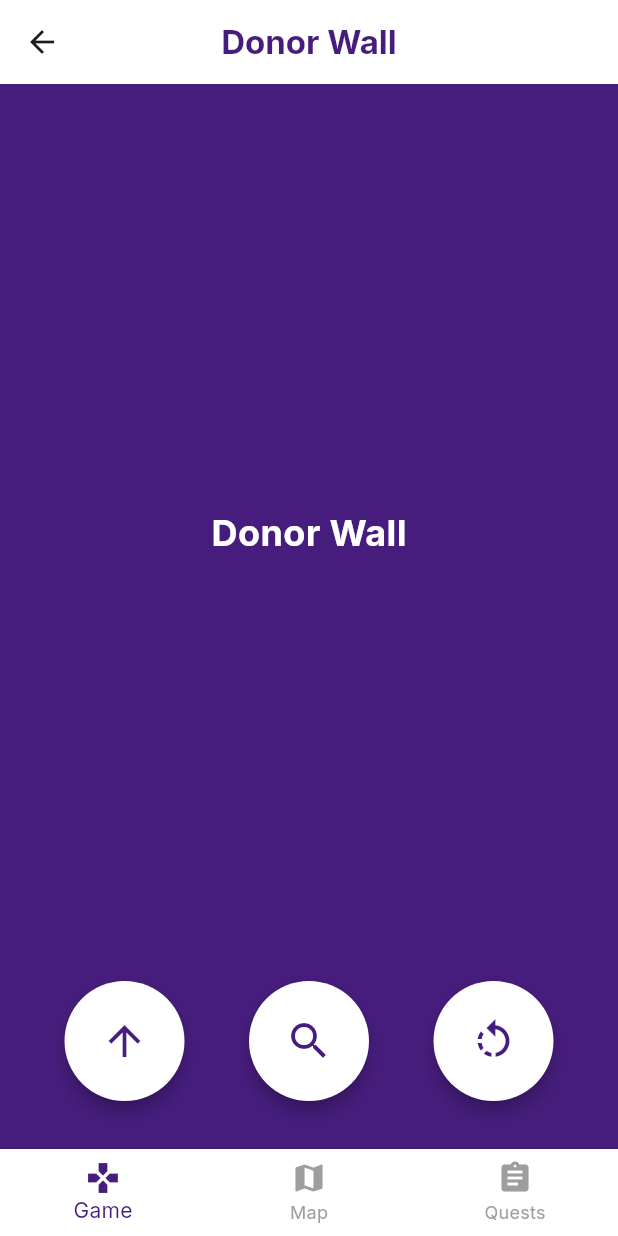
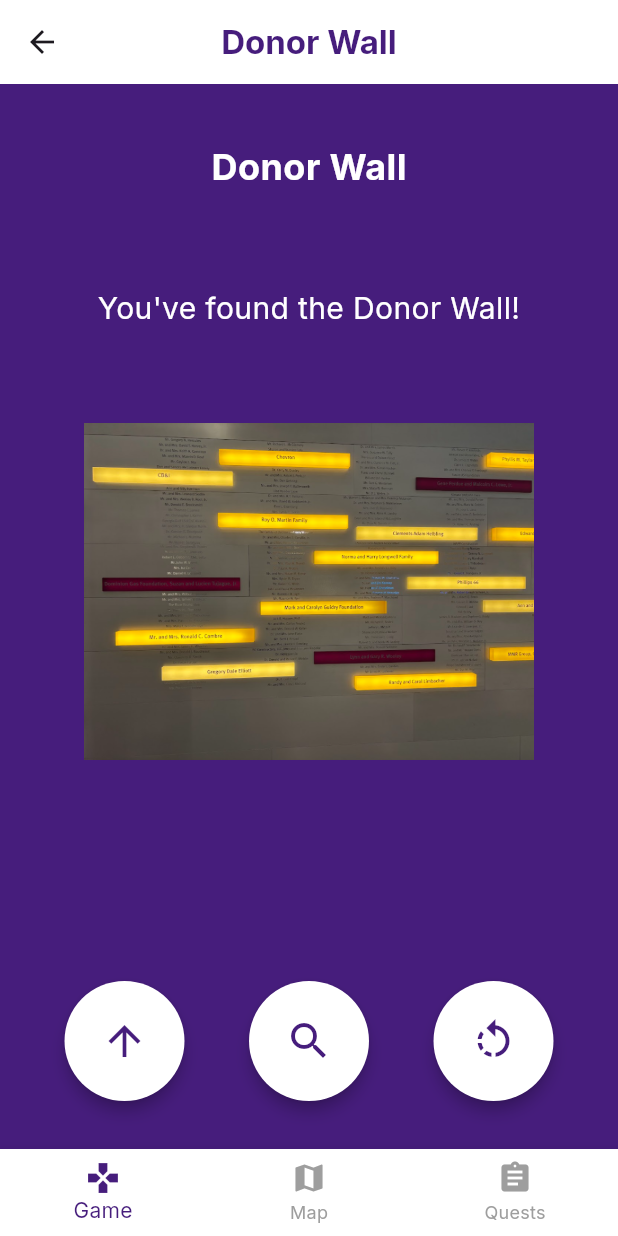
Before and after one commit to AaronAucoin/scavenger_hunt_new, a Flutter app: the DonorWallScreen screen opened directly, on a phone screen of 412 x 824 dp. Run offline on Flutter 3.47's test engine with Material 3 defaults, Android fonts, the phone set to English and light mode, and no system bars; our stand-ins replace google_fonts.

```diff
--- a/lib/basf_lab_screen.dart
+++ b/lib/basf_lab_screen.dart
@@ -3,7 +3,6 @@ import 'map_screen.dart';
 import 'quest_screen.dart';
 import 'donor_wall_screen.dart';
 import 'globalboolean.dart';
-import 'sponsor_question_screen.dart';
 import 'right_hallway_screen.dart';
 
 class BasfLabScreen extends StatefulWidget {
--- a/lib/donor_wall_screen.dart
+++ b/lib/donor_wall_screen.dart
@@ -25,7 +25,7 @@ class _DonorWallScreenState extends State<DonorWallScreen> {
         MaterialPageRoute(builder: (context) => const MapScreen()),
       );
     } else if (index == 2) {
-      _globalState.lastGameScreen = 'DonorWallScreen';
+      _globalState.lastGameScreen = 'EEEEEEEE';
       Navigator.pushReplacement(
         context,
         MaterialPageRoute(builder: (context) => const QuestScreen()),
@@ -66,6 +66,38 @@ class _DonorWallScreenState extends State<DonorWallScreen> {
               ),
             ),
           ),
+          const Padding(
+            padding: EdgeInsets.symmetric(horizontal: 16.0, vertical: 25.0),
+            child: Text(
+              "You've found the Donor Wall!",
+              style: TextStyle(
+                fontSize: 20,
+                color: Colors.white,
+              ),
+              textAlign: TextAlign.center,
+            ),
+          ),
+          SizedBox(
+            height: 300,
+            child: Center(
+              child: Image.asset(
+                'assets/donorwall.png',
+                width: 300,
+                height: 300,
+                fit: BoxFit.contain,
+                errorBuilder: (context, error, stackTrace) {
+                  print('Error loading image: $error');
+                  return const Center(
+                    child: Text(
+                      'Logo not found',
+                      style: TextStyle(color: Colors.white),
+                    ),
+                  );
+                },
+              ),
+            ),
+          ),
+          const Spacer(flex: 1),
           Padding(
             padding: const EdgeInsets.only(bottom: 32.0),
             child: Row(
--- a/lib/hunt_screen.dart
+++ b/lib/hunt_screen.dart
@@ -12,7 +12,7 @@ class HuntScreen extends StatefulWidget {
 }
 
 class _HuntScreenState extends State<HuntScreen> {
-  int _selectedIndex = 0;
+  final int _selectedIndex = 0;
   final GlobalState _globalState = GlobalState();
 
   void _onItemTapped(int index) {
--- a/lib/sponsor_question_screen.dart
+++ b/lib/sponsor_question_screen.dart
@@ -1,7 +1,6 @@
 import 'package:flutter/material.dart';
 import 'map_screen.dart';
 import 'quest_screen.dart';
-import 'basf_lab_screen.dart';
 import 'globalboolean.dart';
 import 'donor_wall_screen.dart';
 
```
